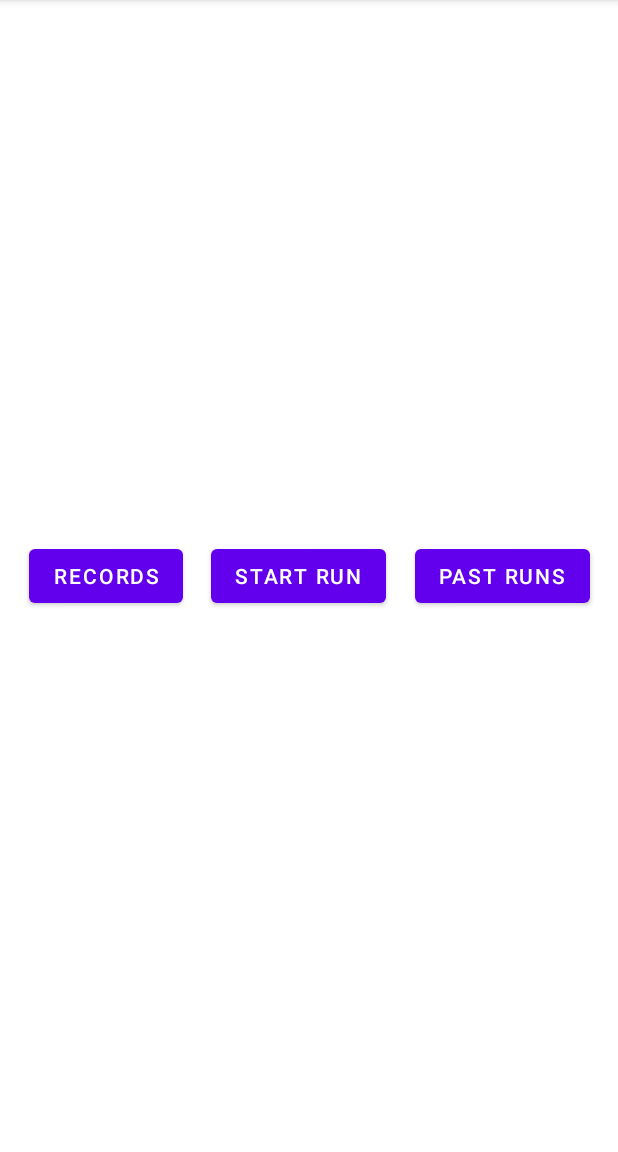
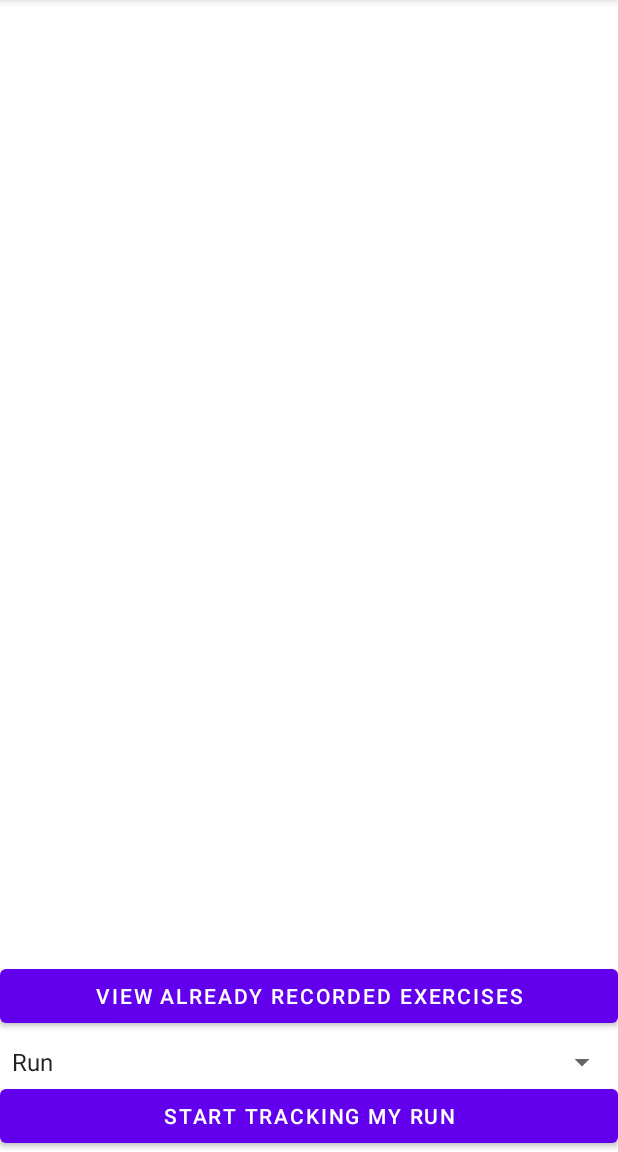
Before and after one commit to danielmusselwhite/g53mdp_CW2, an Android app: the screen it shows after launch (MainActivity), on a phone screen of 412 x 824 dp, the part 84-1236 px from its top. Run offline under Robolectric (Android 15) with nearby library versions, the phone set to English and light mode, and no system bars.

Commit message:
can now preemptively choose what exercise you are about to start

```diff
--- a/app/src/main/java/com/nottingham/psydm7/cw2_runtracker/Activities/MainActivity.java
+++ b/app/src/main/java/com/nottingham/psydm7/cw2_runtracker/Activities/MainActivity.java
@@ -10,18 +10,56 @@ import android.os.Bundle;
 
 import android.util.Log;
 import android.view.View;
+import android.widget.AdapterView;
+import android.widget.ArrayAdapter;
+import android.widget.Button;
+import android.widget.Spinner;
 
 import com.nottingham.psydm7.cw2_runtracker.Activities.savedRunsActivity.SavedRunsActivity;
+import com.nottingham.psydm7.cw2_runtracker.Activities.savedRunsActivity.viewSavedRunActivity.ViewSavedRunActivity;
 import com.nottingham.psydm7.cw2_runtracker.R;
 import com.nottingham.psydm7.cw2_runtracker.Activities.runningActivity.RunningActivity;
+import com.nottingham.psydm7.cw2_runtracker.RoomDatabase.RunTrackerRoomDatabase;
 
 public class MainActivity extends AppCompatActivity{
+
+    Spinner spinner_sport;
+    Button button_start;
+
 
     @Override
     protected void onCreate(Bundle savedInstanceState) {
         Log.d("g53mdp","MainActivity onCreate");
         super.onCreate(savedInstanceState);
         setContentView(R.layout.activity_main);
+
+        //region "getting references to the different views"
+        spinner_sport = (Spinner) findViewById(R.id.main_spinner_sport);
+        button_start = (Button) findViewById(R.id.main_button_startExercise);
+        //endregion
+
+        //region "populating the spinner for sorting"
+        // Create an ArrayAdapter using the string array and a default spinner layout
+        ArrayAdapter<CharSequence> spinnerAdapter = ArrayAdapter.createFromResource(this, R.array.sports_array, android.R.layout.simple_spinner_item);
+        // Specify the layout to use when the list of choices appears
+        spinnerAdapter.setDropDownViewResource(android.R.layout.simple_spinner_dropdown_item);
+        // Apply the adapter to the spinner
+        spinner_sport.setAdapter(spinnerAdapter);
+        //endregion
+
+        //region "creating listener for the sport spinner to update the start buttons text"
+        spinner_sport.setOnItemSelectedListener(new AdapterView.OnItemSelectedListener() {
+            @Override
+            public void onItemSelected(AdapterView<?> parent, View view, int pos, long id) {
+                button_start.setText("Start tracking my "+getResources().getStringArray(R.array.sports_array)[pos]);
+            }
+
+            @Override
+            public void onNothingSelected(AdapterView<?> parent) {
+                return;
+            }
+        });
+        //endregion
     }
 
 
@@ -31,7 +69,7 @@ public class MainActivity extends AppCompatActivity{
         // generically handling button presses via id
         switch (v.getId()) {
 
-            case R.id.button_startRun: {
+            case R.id.main_button_startExercise: {
 
                 // if this doesn't have access to location permissions, request access, no point in launching activity if they cannot use it
                 if (ActivityCompat.checkSelfPermission(MainActivity.this, Manifest.permission.ACCESS_FINE_LOCATION) != PackageManager.PERMISSION_GRANTED && ActivityCompat.checkSelfPermission(MainActivity.this, Manifest.permission.ACCESS_COARSE_LOCATION) != PackageManager.PERMISSION_GRANTED) {
@@ -40,21 +78,20 @@ public class MainActivity extends AppCompatActivity{
                 }
 
                 Log.d("g53mdp", "Starting the running activity!");
+                Bundle bundle = new Bundle();
+                bundle.putInt("SportIndex",spinner_sport.getSelectedItemPosition());
                 Intent intent = new Intent(MainActivity.this, RunningActivity.class);
+                intent.putExtras(bundle);
                 startActivity(intent);
                 break;
             }
 
 
-            case R.id.button_pastRuns: {
+            case R.id.main_button_pastExercise: {
 
                 Log.d("g53mdp", "Starting the saved runs activity!");
                 Intent intent = new Intent(MainActivity.this, SavedRunsActivity.class);
                 startActivity(intent);
-                break;
-            }
-
-            case R.id.button_records: {
                 break;
             }
 
--- a/app/src/main/java/com/nottingham/psydm7/cw2_runtracker/Activities/savedRunsActivity/SavedRunsActivity.java
+++ b/app/src/main/java/com/nottingham/psydm7/cw2_runtracker/Activities/savedRunsActivity/SavedRunsActivity.java
@@ -73,6 +73,7 @@ public class SavedRunsActivity extends AppCompatActivity {
 
         //region "sorting entries based on the spinners value"
         spinner_sorting.setOnItemSelectedListener(new AdapterView.OnItemSelectedListener(){
+            @Override
             public void onItemSelected(AdapterView<?> parent, View view, int pos, long id) {
 
                 Log.d("g53mdp","sorting spinner has changed to: '"+getResources().getStringArray(R.array.sorting_array)[pos]+"'");
--- a/app/src/main/java/com/nottingham/psydm7/cw2_runtracker/Activities/savedRunsActivity/viewSavedRunActivity/ViewSavedRunMapsFragment.java
+++ b/app/src/main/java/com/nottingham/psydm7/cw2_runtracker/Activities/savedRunsActivity/viewSavedRunActivity/ViewSavedRunMapsFragment.java
@@ -84,8 +84,8 @@ public class ViewSavedRunMapsFragment extends Fragment {
             Log.d("g53mdp", "SavedRunsMapFragment, updating the map with path of size: " + path.size() + "; start coords" + start.toString() + "; end coords" + end.toString());
 
             //region "adding markers for start and end of the run"
-            googleMap.addMarker(new MarkerOptions().position(start).icon(BitmapDescriptorFactory.defaultMarker(BitmapDescriptorFactory.HUE_GREEN)).title("Start of run"));
-            googleMap.addMarker(new MarkerOptions().position(end).icon(BitmapDescriptorFactory.defaultMarker(BitmapDescriptorFactory.HUE_RED)).title("End of run"));
+            googleMap.addMarker(new MarkerOptions().position(start).icon(BitmapDescriptorFactory.defaultMarker(BitmapDescriptorFactory.HUE_GREEN)).title("Start"));
+            googleMap.addMarker(new MarkerOptions().position(end).icon(BitmapDescriptorFactory.defaultMarker(BitmapDescriptorFactory.HUE_RED)).title("End"));
             //endregion
 
             //moving the camera to the start of the run
--- a/app/src/main/java/com/nottingham/psydm7/cw2_runtracker/RoomDatabase/RunTrackerRoomDatabase.java
+++ b/app/src/main/java/com/nottingham/psydm7/cw2_runtracker/RoomDatabase/RunTrackerRoomDatabase.java
@@ -16,7 +16,7 @@ import com.nottingham.psydm7.cw2_runtracker.RoomDatabase.Entities.SavedRun;
 import java.util.concurrent.ExecutorService;
 import java.util.concurrent.Executors;
 
-@Database(entities = {SavedRun.class}, version = 2, exportSchema=false)
+@Database(entities = {SavedRun.class}, version = 1, exportSchema=false)
 public abstract class RunTrackerRoomDatabase extends RoomDatabase {
 
     public  abstract SavedRunDAO savedRunDAO();
--- a/app/src/main/res/layout/activity_main.xml
+++ b/app/src/main/res/layout/activity_main.xml
@@ -7,38 +7,33 @@
     tools:context=".Activities.MainActivity">
 
     <Button
-        android:id="@+id/button_records"
-        android:layout_width="wrap_content"
-        android:layout_height="wrap_content"
-        android:onClick="onButtonClick"
-        android:text="@string/records"
-        app:layout_constraintBottom_toBottomOf="parent"
-        app:layout_constraintEnd_toStartOf="@+id/button_startRun"
-        app:layout_constraintHorizontal_bias="0.5"
-        app:layout_constraintStart_toStartOf="parent"
-        app:layout_constraintTop_toTopOf="parent" />
-
-    <Button
-        android:id="@+id/button_startRun"
-        android:layout_width="wrap_content"
+        android:id="@+id/main_button_startExercise"
+        android:layout_width="0dp"
         android:layout_height="wrap_content"
         android:onClick="onButtonClick"
         android:text="@string/start_run"
         app:layout_constraintBottom_toBottomOf="parent"
-        app:layout_constraintEnd_toStartOf="@+id/button_pastRuns"
-        app:layout_constraintHorizontal_bias="0.5"
-        app:layout_constraintStart_toEndOf="@+id/button_records"
-        app:layout_constraintTop_toTopOf="parent" />
+        app:layout_constraintEnd_toEndOf="parent"
+        app:layout_constraintHorizontal_bias="0.0"
+        app:layout_constraintStart_toStartOf="parent" />
 
     <Button
-        android:id="@+id/button_pastRuns"
-        android:layout_width="wrap_content"
+        android:id="@+id/main_button_pastExercise"
+        android:layout_width="0dp"
         android:layout_height="wrap_content"
+        android:layout_marginBottom="8dp"
         android:onClick="onButtonClick"
         android:text="@string/past_runs"
-        app:layout_constraintBottom_toBottomOf="parent"
+        app:layout_constraintBottom_toTopOf="@+id/main_spinner_sport"
+        app:layout_constraintEnd_toEndOf="parent"
+        app:layout_constraintStart_toStartOf="parent" />
+
+    <Spinner
+        android:id="@+id/main_spinner_sport"
+        android:layout_width="0dp"
+        android:layout_height="wrap_content"
+        app:layout_constraintBottom_toTopOf="@+id/main_button_startExercise"
         app:layout_constraintEnd_toEndOf="parent"
         app:layout_constraintHorizontal_bias="0.5"
-        app:layout_constraintStart_toEndOf="@+id/button_startRun"
-        app:layout_constraintTop_toTopOf="parent" />
+        app:layout_constraintStart_toStartOf="parent" />
 </androidx.constraintlayout.widget.ConstraintLayout>
--- a/app/src/main/res/layout/activity_running.xml
+++ b/app/src/main/res/layout/activity_running.xml
@@ -24,7 +24,7 @@
         android:layout_width="wrap_content"
         android:layout_height="wrap_content"
         android:text="@string/average_speed"
-        app:layout_constraintBottom_toTopOf="@+id/button_stop"
+        app:layout_constraintBottom_toTopOf="@+id/running_button_save"
         app:layout_constraintEnd_toStartOf="@+id/textViewAverageSpeedValue"
         app:layout_constraintHorizontal_bias="0.5"
         app:layout_constraintStart_toStartOf="parent"
@@ -35,7 +35,7 @@
         android:layout_width="wrap_content"
         android:layout_height="wrap_content"
         android:text="@string/_0_km_h"
-        app:layout_constraintBottom_toTopOf="@+id/button_stop"
+        app:layout_constraintBottom_toTopOf="@+id/running_button_save"
         app:layout_constraintEnd_toEndOf="parent"
         app:layout_constraintHorizontal_bias="0.5"
         app:layout_constraintStart_toEndOf="@+id/textViewAverageSpeed"
@@ -86,7 +86,7 @@
         app:layout_constraintTop_toBottomOf="@+id/textViewTime" />
 
     <Button
-        android:id="@+id/button_stop"
+        android:id="@+id/running_button_save"
         android:layout_width="wrap_content"
         android:layout_height="wrap_content"
         android:onClick="onButtonClick"
--- a/app/src/main/res/values/strings.xml
+++ b/app/src/main/res/values/strings.xml
@@ -8,8 +8,8 @@
     <string name="kilometers">Kilometers</string>
     <string name="stop">Save Run</string>
     <string name="records">Records</string>
-    <string name="start_run">Start Run</string>
-    <string name="past_runs">Past Runs</string>
+    <string name="start_run">Start tracking my exercise</string>
+    <string name="past_runs">View already recorded exercises</string>
     <string name="distance">Distance: </string>
     <string name="_00_00">00:00</string>
     <string name="_0_km">0 km</string>
```
Also changed, not shown: app/src/main/java/com/nottingham/psydm7/cw2_runtracker/Activities/runningActivity/RunningActivity.java (+33 -16 lines), app/src/main/java/com/nottingham/psydm7/cw2_runtracker/Activities/runningActivity/RunningService.java (+20 -8 lines).
